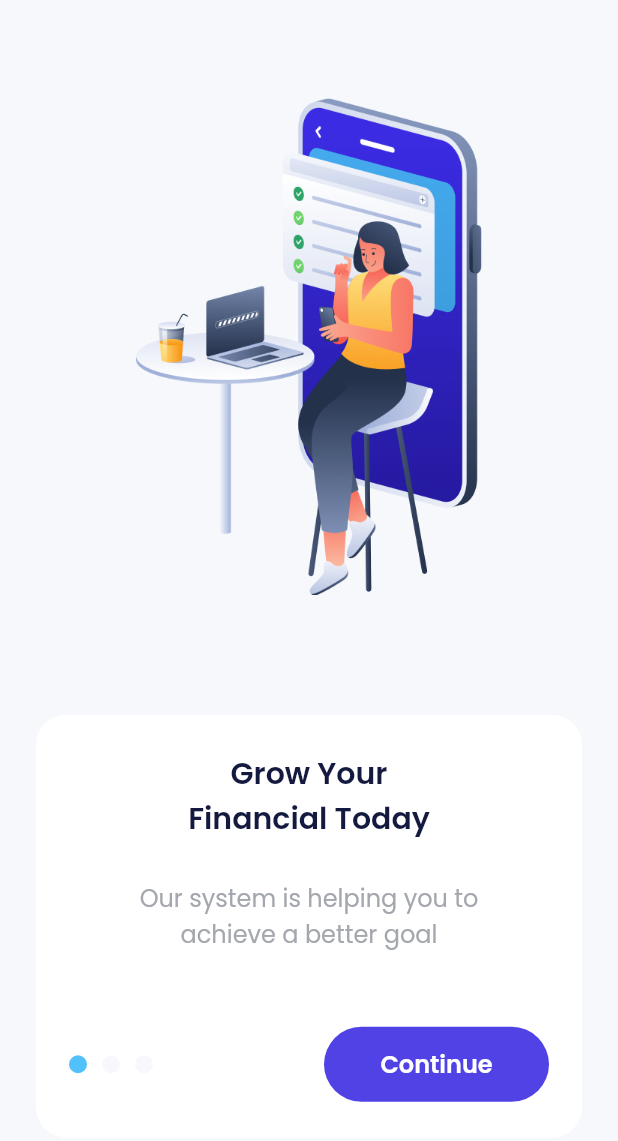
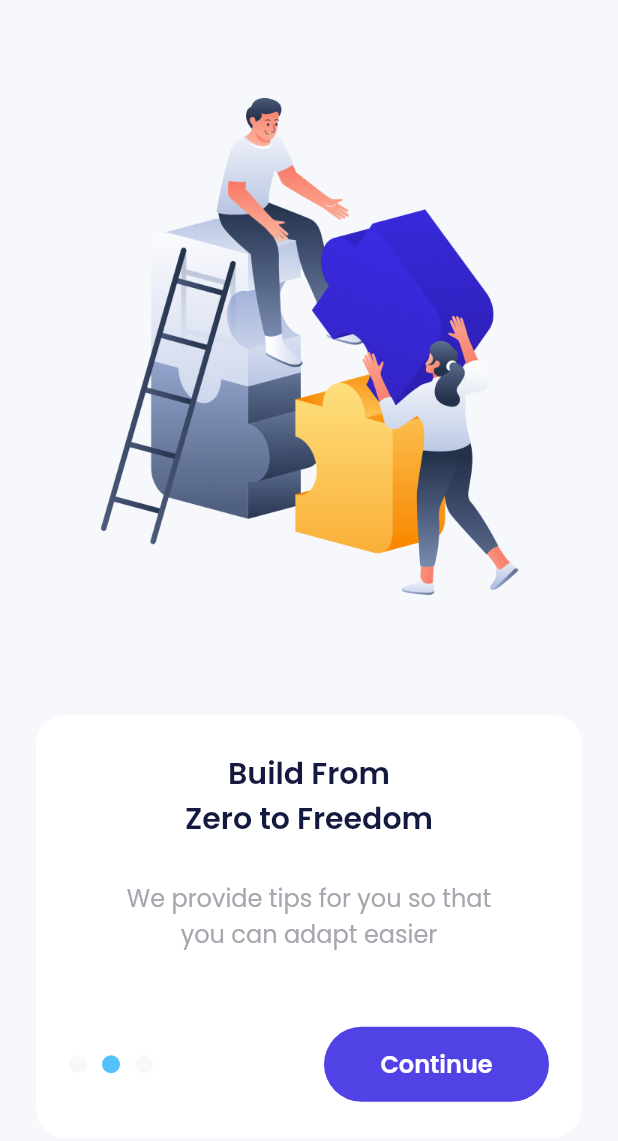
Before and after one commit to syaifudinm149/bank_sha, a Flutter app: the screen it shows after launch, after a tap on "Continue", on a phone screen of 412 x 824 dp. Shown: the top 1141 px of the screen. Run offline on Flutter 3.47's test engine with Material 2 defaults, Android fonts, the phone set to English and light mode, and no system bars; drawn by our look-alikes of carousel_slider; our stand-ins replace google_fonts.

Commit message:
slicing onboarding page part 3

```diff
--- a/lib/ui/pages/onboarding_page.dart
+++ b/lib/ui/pages/onboarding_page.dart
@@ -2,8 +2,26 @@ import 'package:bank_sha/shared/theme.dart';
 import 'package:carousel_slider/carousel_slider.dart';
 import 'package:flutter/material.dart';
 
-class OnboardingPage extends StatelessWidget {
+class OnboardingPage extends StatefulWidget {
   const OnboardingPage({Key? key}) : super(key: key);
+
+  @override
+  State<OnboardingPage> createState() => _OnboardingPageState();
+}
+
+class _OnboardingPageState extends State<OnboardingPage> {
+  int currentIndex = 0;
+  CarouselController carouselController = CarouselController();
+  List<String> titles = [
+    'Grow Your\nFinancial Today',
+    'Build From\nZero to Freedom',
+    'Start Together'
+  ];
+  List<String> subTitles = [
+    'Our system is helping you to\nachieve a better goal',
+    'We provide tips for you so that\nyou can adapt easier',
+    'We will guide you to where\nyou wanted it too'
+  ];
 
   @override
   Widget build(BuildContext context) {
@@ -32,7 +50,13 @@ class OnboardingPage extends StatelessWidget {
                   height: 331,
                   viewportFraction: 1,
                   enableInfiniteScroll: false,
+                  onPageChanged: (index, reason) {
+                    setState(() {
+                      currentIndex = index;
+                    });
+                  },
                 ),
+                carouselController: carouselController,
               ),
               const SizedBox(
                 height: 80,
@@ -52,7 +76,7 @@ class OnboardingPage extends StatelessWidget {
                 child: Column(
                   children: [
                     Text(
-                      'Grow Your\nFinancial Today',
+                      titles[currentIndex],
                       style: blackTextStyle.copyWith(
                         fontSize: 20,
                         fontWeight: semiBold,
@@ -63,7 +87,7 @@ class OnboardingPage extends StatelessWidget {
                       height: 26,
                     ),
                     Text(
-                      'Our system is helping you to\nachieve a better goal',
+                      subTitles[currentIndex],
                       style: greyTextStyle.copyWith(
                         fontSize: 16,
                       ),
@@ -82,7 +106,9 @@ class OnboardingPage extends StatelessWidget {
                           ),
                           decoration: BoxDecoration(
                             shape: BoxShape.circle,
-                            color: blueColor,
+                            color: currentIndex == 0
+                                ? blueColor
+                                : lightBackgroundColor,
                           ),
                         ),
                         Container(
@@ -93,7 +119,9 @@ class OnboardingPage extends StatelessWidget {
                           ),
                           decoration: BoxDecoration(
                             shape: BoxShape.circle,
-                            color: lightBackgroundColor,
+                            color: currentIndex == 1
+                                ? blueColor
+                                : lightBackgroundColor,
                           ),
                         ),
                         Container(
@@ -104,7 +132,9 @@ class OnboardingPage extends StatelessWidget {
                           ),
                           decoration: BoxDecoration(
                             shape: BoxShape.circle,
-                            color: lightBackgroundColor,
+                            color: currentIndex == 2
+                                ? blueColor
+                                : lightBackgroundColor,
                           ),
                         ),
                         const Spacer(),
@@ -112,7 +142,9 @@ class OnboardingPage extends StatelessWidget {
                           width: 150,
                           height: 50,
                           child: TextButton(
-                            onPressed: () {},
+                            onPressed: () {
+                              carouselController.nextPage();
+                            },
                             style: TextButton.styleFrom(
                               backgroundColor: purpleColor,
                               shape: RoundedRectangleBorder(
```
